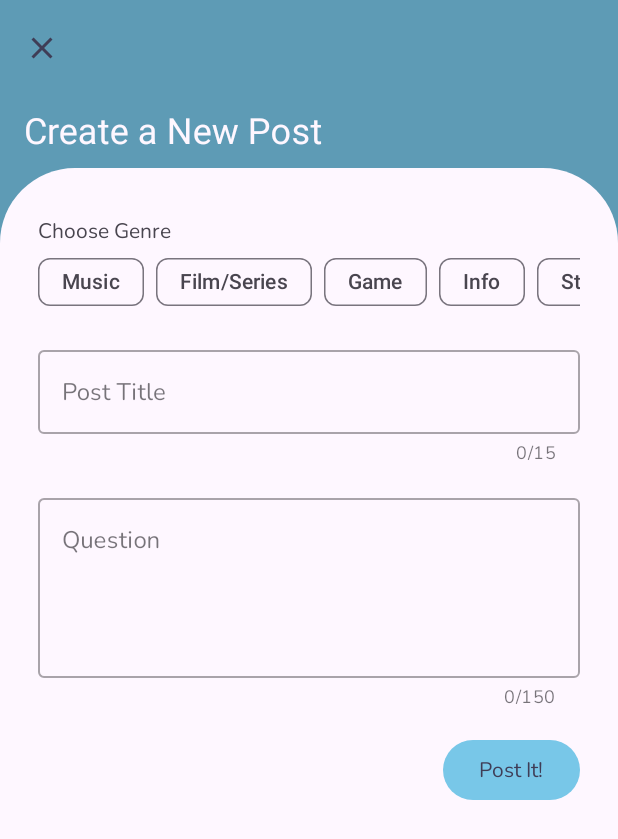
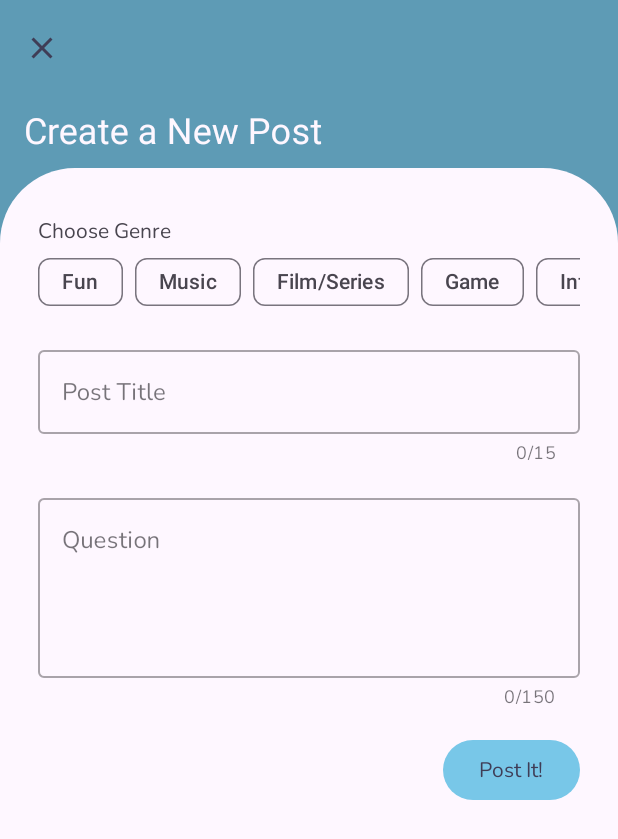
Before and after one commit to supimadi/answerme, an Android app built with Jetpack Compose: the CreateQuestionFragment screen opened through its navigation route, on a phone screen of 412 x 824 dp. Shown: the top 839 px of the screen. Run offline under Robolectric (Android 15) with nearby library versions, the phone set to English and light mode, and no system bars; our stand-ins replace Firebase (no records; nobody signed in at launch, a user with empty details on screens opened directly), navigation-ui; libraries missing offline, so code that uses them is left out: androidx.preference; pictures from the network do not load.

Commit message:
menambahkan animasi dan menambahkan genre baru

```diff
--- a/app/src/main/java/org/d3if3038/answerme/MainActivity.kt
+++ b/app/src/main/java/org/d3if3038/answerme/MainActivity.kt
@@ -9,6 +9,7 @@ import android.os.Build
 import android.os.Bundle
 import android.transition.TransitionManager
 import android.view.View
+import android.view.Window
 import androidx.appcompat.app.AppCompatActivity
 import androidx.core.splashscreen.SplashScreen.Companion.installSplashScreen
 import androidx.navigation.NavController
@@ -37,6 +38,7 @@ class MainActivity : AppCompatActivity() {
     }
 
     override fun onCreate(savedInstanceState: Bundle?) {
+        window.requestFeature(Window.FEATURE_ACTIVITY_TRANSITIONS)
         installSplashScreen()
 
         super.onCreate(savedInstanceState)
@@ -49,14 +51,12 @@ class MainActivity : AppCompatActivity() {
             startActivity(Intent(this, OnBoardingActivity::class.java))
         }
 
-        val transform = Hold().apply {
-            addTarget(binding.bottomNavigation)
-        }
-
-
         val navHostFragment = supportFragmentManager.findFragmentById(R.id.mainContainerFragment) as NavHostFragment
         navController = navHostFragment.navController
         navController.addOnDestinationChangedListener { _, destination, _ ->
+            val transform = Hold().apply {
+                addTarget(binding.bottomNavigation)
+            }
             TransitionManager.beginDelayedTransition(binding.bottomNavigation, transform)
 
             binding.bottomNavigation.visibility = when(destination.id) {
--- a/app/src/main/java/org/d3if3038/answerme/adapter/CommentAdapter.kt
+++ b/app/src/main/java/org/d3if3038/answerme/adapter/CommentAdapter.kt
@@ -33,7 +33,7 @@ class CommentAdapter : ListAdapter<Comment, CommentAdapter.ViewHolder>(DIFF_CALL
         val inflater = LayoutInflater.from(parent.context)
         val binding = PostItemBinding.inflate(inflater, parent, false)
 
-        return CommentAdapter.ViewHolder(binding)
+        return ViewHolder(binding)
     }
 
     override fun onBindViewHolder(holder: ViewHolder, position: Int) {
@@ -48,7 +48,6 @@ class CommentAdapter : ListAdapter<Comment, CommentAdapter.ViewHolder>(DIFF_CALL
         fun bind(item: Comment) = with(binding) {
             this.title.text = item.username
             this.postText.text = item.commentText
-
             this.author.visibility = View.GONE
 
             val dateDiff =  TimeUnit.DAYS.convert(
--- a/app/src/main/java/org/d3if3038/answerme/ui/feeds/FeedsFragment.kt
+++ b/app/src/main/java/org/d3if3038/answerme/ui/feeds/FeedsFragment.kt
@@ -14,6 +14,8 @@ import androidx.navigation.fragment.FragmentNavigatorExtras
 import androidx.navigation.fragment.findNavController
 import com.google.android.material.chip.Chip
 import com.google.android.material.transition.platform.Hold
+import com.google.android.material.transition.platform.MaterialFadeThrough
+import com.google.android.material.transition.platform.MaterialSharedAxis
 import org.d3if3038.answerme.MainActivity
 import org.d3if3038.answerme.R
 import org.d3if3038.answerme.adapter.QuestionAdapter
@@ -30,7 +32,11 @@ class FeedsFragment : Fragment() {
     override fun onCreate(savedInstanceState: Bundle?) {
         super.onCreate(savedInstanceState)
 
-        exitTransition = Hold()
+        exitTransition = MaterialSharedAxis(MaterialSharedAxis.X, /* forward= */ true)
+        reenterTransition = MaterialSharedAxis(MaterialSharedAxis.X, /* forward= */ false).apply {
+            duration = 500L
+        }
+
     }
 
     override fun onCreateView(
@@ -82,6 +88,8 @@ class FeedsFragment : Fragment() {
 
         with(binding) {
             myPostRecycleView.adapter = questionAdapter
+//            myPostRecycleView.addItemDecoration(DividerItemDecoration(context, RecyclerView.VERTICAL))
+
             topBar.topCollapsingToolbarLayout.title = getString(R.string.feeds)
         }
 
--- a/app/src/main/java/org/d3if3038/answerme/ui/myquestion/MyQuestionFragment.kt
+++ b/app/src/main/java/org/d3if3038/answerme/ui/myquestion/MyQuestionFragment.kt
@@ -7,6 +7,8 @@ import android.view.ViewGroup
 import android.widget.Toast
 import androidx.fragment.app.Fragment
 import androidx.lifecycle.ViewModelProvider
+import androidx.recyclerview.widget.DividerItemDecoration
+import androidx.recyclerview.widget.RecyclerView
 import org.d3if3038.answerme.R
 import org.d3if3038.answerme.data.SettingDataStore
 import org.d3if3038.answerme.data.dataStore
@@ -46,6 +48,7 @@ class MyQuestionFragment : Fragment() {
 
         with(binding.myPostRecycleView) {
             adapter = myPostAdapter
+//            addItemDecoration(DividerItemDecoration(context, RecyclerView.VERTICAL))
 
             setHasFixedSize(true)
         }
--- /dev/null
+++ b/app/src/main/res/drawable/baseline_filter_vintage_24.xml
@@ -0,0 +1,5 @@
+<vector android:height="24dp" android:tint="?attr/colorPrimary"
+    android:viewportHeight="24" android:viewportWidth="24"
+    android:width="24dp" xmlns:android="http://schemas.android.com/apk/res/android">
+    <path android:fillColor="@android:color/white" android:pathData="M18.7,12.4c-0.28,-0.16 -0.57,-0.29 -0.86,-0.4 0.29,-0.11 0.58,-0.24 0.86,-0.4 1.92,-1.11 2.99,-3.12 3,-5.19 -1.79,-1.03 -4.07,-1.11 -6,0 -0.28,0.16 -0.54,0.35 -0.78,0.54 0.05,-0.31 0.08,-0.63 0.08,-0.95 0,-2.22 -1.21,-4.15 -3,-5.19C10.21,1.85 9,3.78 9,6c0,0.32 0.03,0.64 0.08,0.95 -0.24,-0.2 -0.5,-0.39 -0.78,-0.55 -1.92,-1.11 -4.2,-1.03 -6,0 0,2.07 1.07,4.08 3,5.19 0.28,0.16 0.57,0.29 0.86,0.4 -0.29,0.11 -0.58,0.24 -0.86,0.4 -1.92,1.11 -2.99,3.12 -3,5.19 1.79,1.03 4.07,1.11 6,0 0.28,-0.16 0.54,-0.35 0.78,-0.54 -0.05,0.32 -0.08,0.64 -0.08,0.96 0,2.22 1.21,4.15 3,5.19 1.79,-1.04 3,-2.97 3,-5.19 0,-0.32 -0.03,-0.64 -0.08,-0.95 0.24,0.2 0.5,0.38 0.78,0.54 1.92,1.11 4.2,1.03 6,0 -0.01,-2.07 -1.08,-4.08 -3,-5.19zM12,16c-2.21,0 -4,-1.79 -4,-4s1.79,-4 4,-4 4,1.79 4,4 -1.79,4 -4,4z"/>
+</vector>
--- a/app/src/main/res/layout/fragment_create_question.xml
+++ b/app/src/main/res/layout/fragment_create_question.xml
@@ -41,6 +41,14 @@
                 android:layout_marginBottom="16dp"
                 android:layout_width="wrap_content"
                 android:layout_height="wrap_content">
+
+                <com.google.android.material.chip.Chip
+                    android:id="@+id/chipFun"
+                    style="@style/Widget.Material3.Chip.Filter"
+                    android:layout_width="wrap_content"
+                    android:layout_height="wrap_content"
+                    android:checked="false"
+                    android:text="@string/fun"/>
 
                 <com.google.android.material.chip.Chip
                     android:id="@+id/chipMusic"
--- a/app/src/main/res/values/strings.xml
+++ b/app/src/main/res/values/strings.xml
@@ -41,5 +41,6 @@
     <string name="first_slide_onboarding">First, I do warn you, this a a hostile place. But we are welcome you! Feel Free to speak about anything.</string>
     <string name="second_slide_onboarding">We do not record anything, yet. We want to make a place for people to talk about anything!</string>
     <string name="third_slide_onboarding">Enjoy your time, if you can\'t, give me a feedback, or just quit the app.</string>
+    <string name="fun">Fun</string>
 
 </resources>
--- a/app/src/main/res/values/themes.xml
+++ b/app/src/main/res/values/themes.xml
@@ -3,6 +3,9 @@
 <!--    <style name="Theme.AnswerMe" parent="Theme.MaterialComponents.DayNight.DarkActionBar">-->
     <style name="Theme.AnswerMe" parent="Theme.Material3.DayNight.NoActionBar">
         <item name="android:windowContentTransitions">false</item>
+
+        <!-- enable window content transitions -->
+        <item name="android:windowActivityTransitions">true</item>
 
         <!-- Primary brand color. -->
         <item name="colorPrimary">@color/teal_500</item>
```
Also changed, not shown: app/src/main/java/org/d3if3038/answerme/service/CommentNotifService.kt (+5 -9 lines), app/src/main/java/org/d3if3038/answerme/ui/comment/CommentFragment.kt (+14 -0 lines), app/src/main/res/layout/fragment_feeds.xml (+11 -0 lines), app/src/main/res/layout/post_item.xml (+11 -14 lines).
